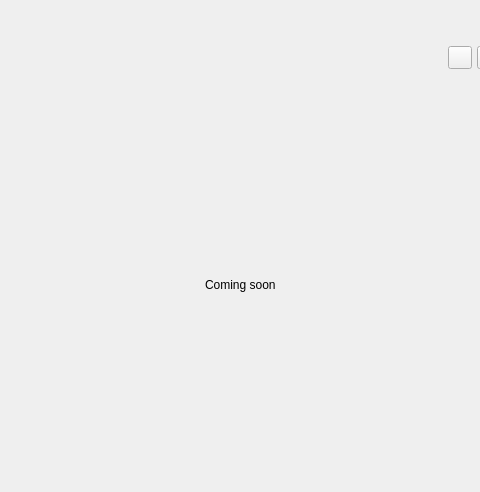
zkovari/plotlyst, file ui/home_view.ui: the form before one commit; both pictures show x 173 to 653 and y 0 to 492 of the 771 by 492 pixel window.
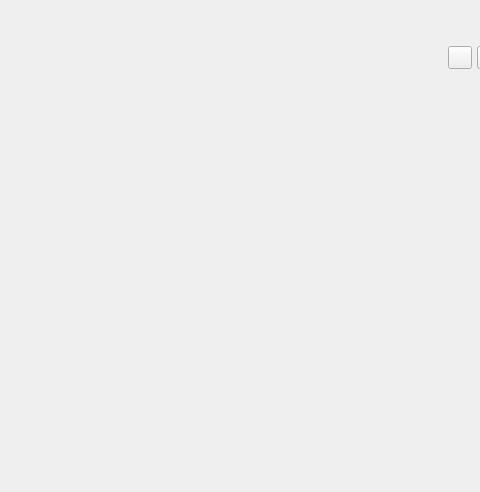
The form after the commit. The open tabs and pages were chosen to show the change.

Commit message: Add Plotlyst roadmap panel

What changed in the file:
```diff
--- a/ui/home_view.ui
+++ b/ui/home_view.ui
@@ -1284,13 +1284,6 @@
          <property name="bottomMargin">
           <number>0</number>
          </property>
-         <item alignment="Qt::AlignHCenter">
-          <widget class="QLabel" name="label_3">
-           <property name="text">
-            <string>Coming soon</string>
-           </property>
-          </widget>
-         </item>
         </layout>
        </widget>
       </widget>
```
The commit also changes 5 other files.
